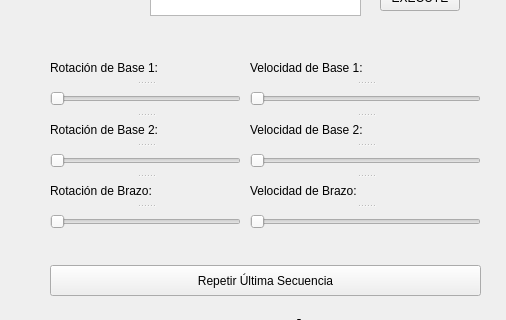
gonzafernan/robot-arm-qtsim, file modooperacion.ui: the form before one commit; both pictures show x 0 to 506 and y 215 to 535 of the 506 by 773 pixel window.
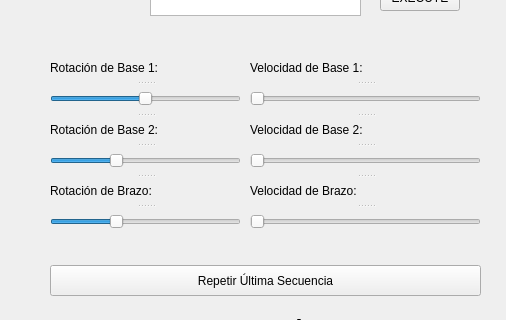
The form after the commit.

Commit message: update README UML y rango de sliders modooperacion

```diff
--- a/modooperacion.ui
+++ b/modooperacion.ui
@@ -216,6 +216,9 @@
     </property>
    </widget>
    <widget class="QSlider" name="gdl1">
+    <property name="minimum">
+     <number>-359</number>
+    </property>
     <property name="maximum">
      <number>359</number>
     </property>
@@ -229,8 +232,11 @@
     </property>
    </widget>
    <widget class="QSlider" name="gdl2">
+    <property name="minimum">
+     <number>-45</number>
+    </property>
     <property name="maximum">
-     <number>359</number>
+     <number>90</number>
     </property>
     <property name="orientation">
      <enum>Qt::Horizontal</enum>
@@ -242,8 +248,11 @@
     </property>
    </widget>
    <widget class="QSlider" name="gdl3">
+    <property name="minimum">
+     <number>-45</number>
+    </property>
     <property name="maximum">
-     <number>359</number>
+     <number>90</number>
     </property>
     <property name="orientation">
      <enum>Qt::Horizontal</enum>
```
The commit also changes 2 other files.
